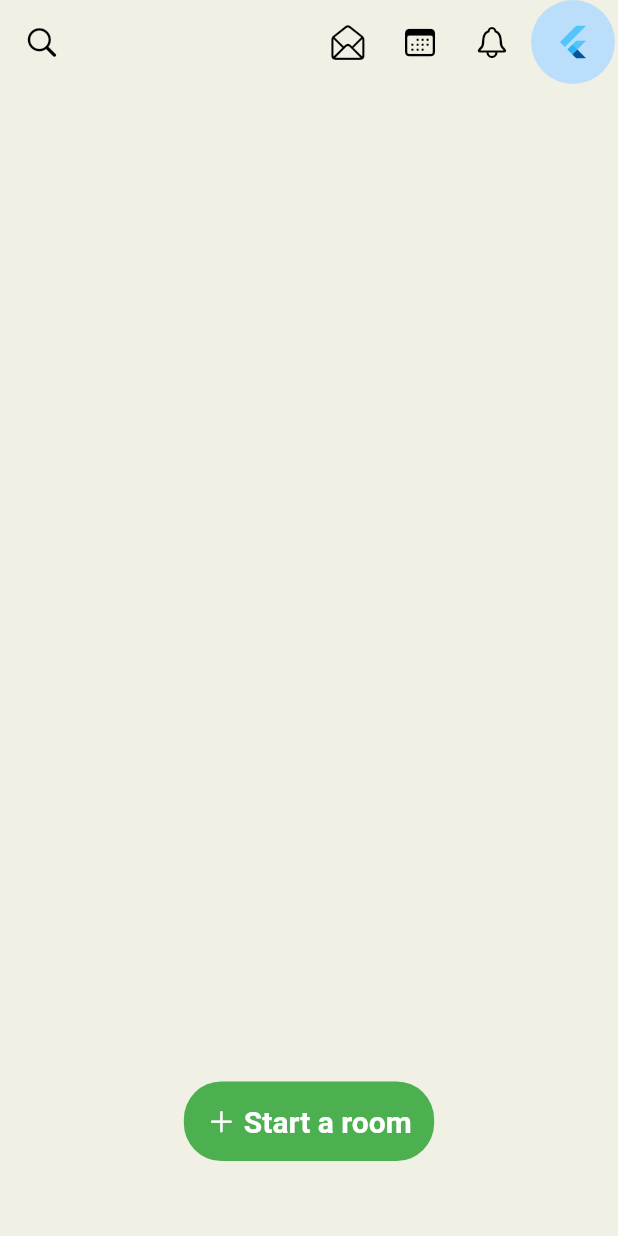
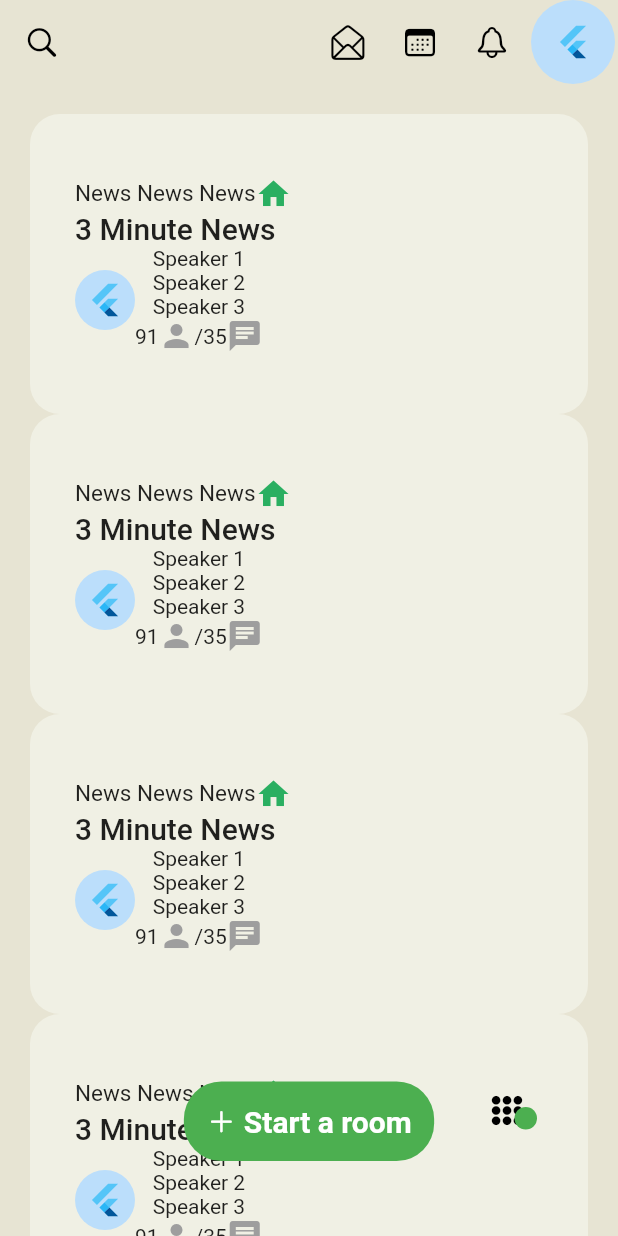
Before and after one commit to akarshbarar/ClubhouseClone, a Flutter app: the screen it shows after launch, on a phone screen of 412 x 824 dp. Run offline on Flutter 3.47's test engine with Material 2 defaults, Android fonts, the light colour scheme and no system bars.

```diff
--- a/lib/HomePage.dart
+++ b/lib/HomePage.dart
@@ -1,3 +1,4 @@
+import 'package:clubhoseclone/UTILS/AppColors.dart';
 import 'package:flutter/cupertino.dart';
 import 'package:flutter/material.dart';
 
@@ -34,6 +35,63 @@ class HomePage extends StatelessWidget {
           ],
         ),
         body: Stack(alignment: Alignment.center, children: <Widget>[
+          ListView.builder(
+            padding: EdgeInsets.fromLTRB(20.0, 20.0, 20.0, 120.0),
+            itemCount: 10,
+            itemBuilder: (BuildContext context, int index) {
+              return Container(
+                height: 200.0,
+                width: 200.0,
+                decoration: BoxDecoration(
+                    color: AppColor.secondryColor,
+                    borderRadius: BorderRadius.circular(20.0)),
+                child: Padding(
+                  padding: EdgeInsets.only(left: 30, top: 5.0, bottom: 4.0),
+                  child: Column(
+                      mainAxisAlignment: MainAxisAlignment.center,
+                      crossAxisAlignment: CrossAxisAlignment.start,
+                      children: <Widget>[
+                        Row(
+                          children: [
+                            Text(
+                              "News News News",
+                              style: TextStyle(fontSize: 15),
+                            ),
+                            Icon(
+                              Icons.home,
+                              color: AppColor.green,
+                            ),
+                          ],
+                        ),
+                        Text("3 Minute News",
+                            style: TextStyle(
+                                fontSize: 20, fontWeight: FontWeight.w500)),
+                        Row(children: [
+                          CircleAvatar(
+                            child: FlutterLogo(),
+                          ),
+                          Column(
+                            children: [
+                              Text("Speaker 1"),
+                              Text("Speaker 2"),
+                              Text("Speaker 3"),
+                              Row(
+                                children: [
+                                  Text("91"),
+                                  Icon(Icons.person, color: Colors.grey),
+                                  Text("/"),
+                                  Text("35"),
+                                  Icon(Icons.chat, color: Colors.grey)
+                                ],
+                              )
+                            ],
+                          )
+                        ])
+                      ]),
+                ),
+              );
+            },
+          ),
           Positioned(
               bottom: 50.0,
               child: Container(
@@ -56,7 +114,29 @@ class HomePage extends StatelessWidget {
                         fontWeight: FontWeight.bold,
                       ))
                 ])),
-              ))
+              )),
+          Positioned(
+              bottom: 60.0,
+              right: 50.0,
+              child: Stack(
+                alignment: Alignment.center,
+                children: [
+                  IconButton(
+                      onPressed: () {},
+                      icon: Icon(CupertinoIcons.circle_grid_3x3_fill)),
+                  Positioned(
+                      right: 4.0,
+                      bottom: 11.0,
+                      child: Container(
+                        height: 15,
+                        width: 15,
+                        decoration: BoxDecoration(
+                          shape: BoxShape.circle,
+                          color: Theme.of(context).accentColor,
+                        ),
+                      )),
+                ],
+              )),
         ])
 
         // Center(
--- a/lib/UTILS/AppColors.dart
+++ b/lib/UTILS/AppColors.dart
@@ -1,7 +1,7 @@
 import 'package:flutter/material.dart';
 
 class AppColor {
-  static const Color backgroundColor = Color(0xFFF0F0E4);
-  static const Color secondryColor = Color(0xFFE7E4D3);
+  static const Color secondryColor = Color(0xFFF0F0E4);
+  static const Color backgroundColor = Color(0xFFE7E4D3);
   static const Color green = Color(0xFF2AAF61);
 }
```
